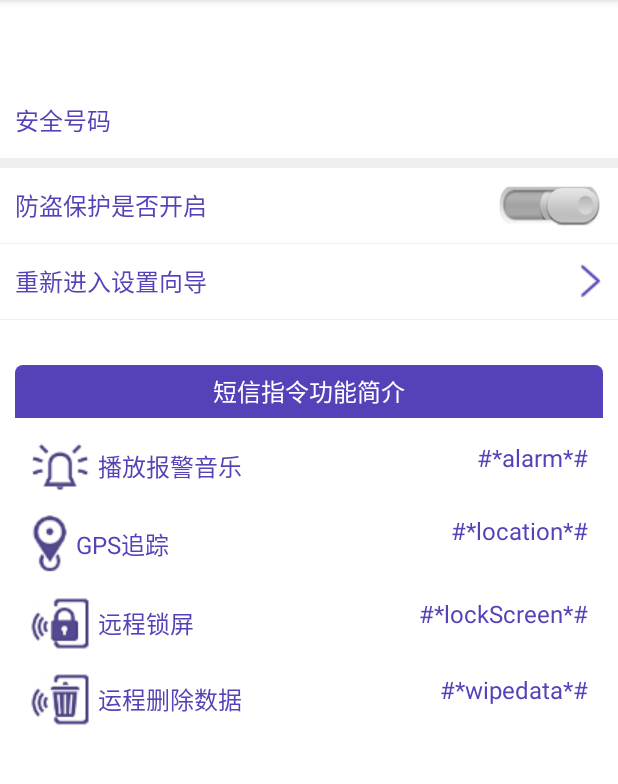
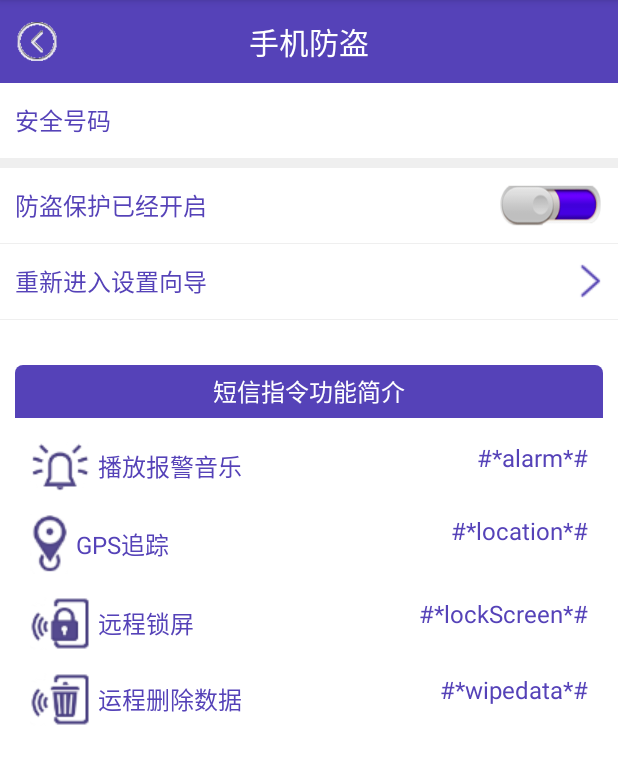
Before and after one commit to huangguangda/MobileGuard, an Android app: the LostFindActivity screen opened directly, with no data from a screen before it, on a phone screen of 412 x 824 dp, the part 84-868 px from its top. Run offline under Robolectric (Android 15) with nearby library versions, the phone set to English and light mode, and no system bars; 1 statement that could not run was skipped.

Commit message:
差一点点

```diff
--- a/app/src/main/java/cn/edu/gdmec/android/mobileguard/m2theftguard/LostFindActivity.java
+++ b/app/src/main/java/cn/edu/gdmec/android/mobileguard/m2theftguard/LostFindActivity.java
@@ -1,19 +1,74 @@
 package cn.edu.gdmec.android.mobileguard.m2theftguard;
 
 import android.content.Intent;
+import android.content.SharedPreferences;
 import android.os.Bundle;
 import android.support.v7.app.AppCompatActivity;
+import android.view.View;
+import android.widget.CompoundButton;
+import android.widget.ImageView;
+import android.widget.RelativeLayout;
+import android.widget.TextView;
+import android.widget.ToggleButton;
 
 import cn.edu.gdmec.android.mobileguard.R;
 
 
-public class LostFindActivity extends AppCompatActivity {
-
+public class LostFindActivity extends AppCompatActivity implements View.OnClickListener{
+    private TextView mSafePhoneTV;
+    private RelativeLayout mInterSetupRL;
+    private SharedPreferences mSharedPreferences;
+    private ToggleButton mToggleButton;
+    private TextView mProtectStatusTV;
     @Override
     protected void onCreate(Bundle savedInstanceState) {
         super.onCreate ( savedInstanceState );
         setContentView ( R.layout.activity_lost_find );
-        startSetup1Activity();
+        mSharedPreferences = getSharedPreferences("config",MODE_PRIVATE);
+        if(!isSetup()){
+            startSetup1Activity();
+        }
+        initView();
+    }
+
+    private boolean isSetup(){
+        return mSharedPreferences.getBoolean("isSetUp",false);
+    }
+    private void initView() {
+        TextView mTitleTV = (TextView) findViewById(R.id.tv_title);
+        mTitleTV.setText("手机防盗");
+        ImageView mLeftImgv = (ImageView) findViewById(R.id.imgv_leftbtn);
+        mLeftImgv.setOnClickListener(this);
+        mLeftImgv.setImageResource(R.drawable.back);
+        findViewById(R.id.rl_titlebar).setBackgroundColor(
+                getResources().getColor(R.color.purple));
+        mSafePhoneTV = (TextView) findViewById(R.id.tv_safephone);
+        mSafePhoneTV.setText(mSharedPreferences.getString("safephone",""));
+        mToggleButton = (ToggleButton) findViewById(R.id.togglebtn_lostfind);
+        mInterSetupRL = (RelativeLayout) findViewById(R.id.rl_inter_setup_wizard);
+        mInterSetupRL.setOnClickListener(this);
+        mProtectStatusTV = (TextView) findViewById(R.id.tv_lostfind_protectstauts);
+        boolean protecting = mSharedPreferences.getBoolean("protecting",true);
+        if(protecting){
+            mProtectStatusTV.setText("防盗保护已经开启");
+            mToggleButton.setChecked(true);
+        }else {
+            mProtectStatusTV.setText("防盗保护没有开启");
+            mToggleButton.setChecked(false);
+        }
+        mToggleButton.setOnCheckedChangeListener(new CompoundButton.OnCheckedChangeListener() {
+            @Override
+            public void onCheckedChanged(CompoundButton buttonView, boolean isChecked) {
+                if(isChecked){
+                    mProtectStatusTV.setText("防盗保护已经开启");
+                }else {
+                    mProtectStatusTV.setText("防盗保护没有开启");
+                }
+                SharedPreferences.Editor editor = mSharedPreferences.edit();
+                editor.putBoolean("protecting",isChecked);
+                editor.commit();
+            }
+        });
     }
 
     private void startSetup1Activity() {
@@ -21,4 +76,16 @@ public class LostFindActivity extends AppCompatActivity {
         startActivity ( intent );
         finish ();
     }
+
+    @Override
+    public void onClick(View view) {
+        switch (view.getId()){
+            case R.id.rl_inter_setup_wizard:
+                startSetup1Activity();
+                break;
+            case R.id.imgv_leftbtn:
+                finish();
+                break;
+        }
+    }
 }
```
Also changed, not shown: app/src/main/AndroidManifest.xml (+31 -2 lines), app/src/main/java/cn/edu/gdmec/android/mobileguard/m1home/HomeActivity.java (+14 -1 lines), app/src/main/java/cn/edu/gdmec/android/mobileguard/m2theftguard/Setup4Activity.java (+40 -0 lines), app/src/main/java/cn/edu/gdmec/android/mobileguard/m2theftguard/receiver/MyDeviceAdminReceiver.java (added, +16 -0 lines), app/src/main/java/cn/edu/gdmec/android/mobileguard/m2theftguard/receiver/SmsLostFindReceiver.java (added, +73 -0 lines), app/src/main/res/xml/device_admin_sample.xml (added, +8 -0 lines), 1 other file.
